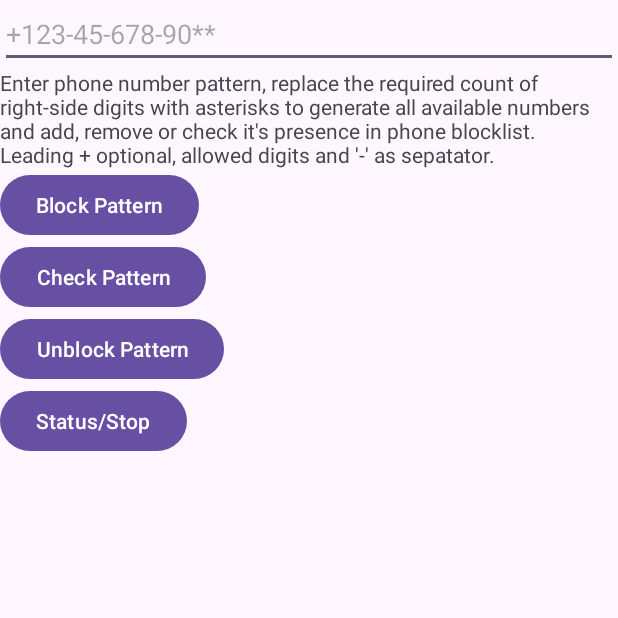
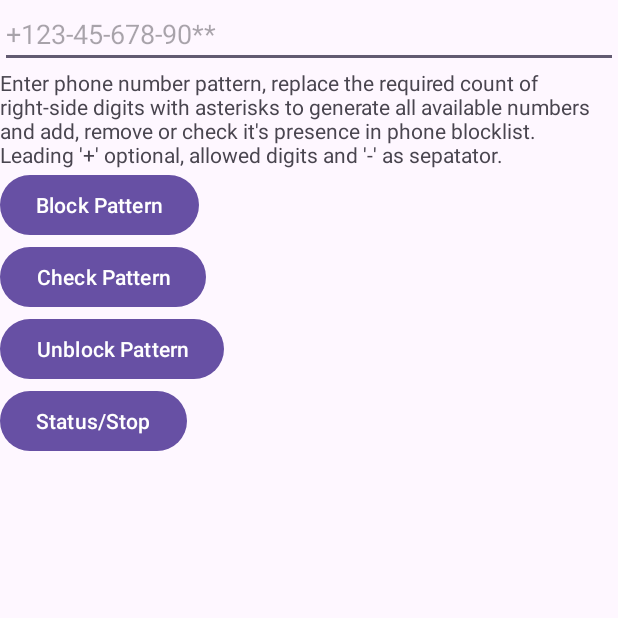
Before and after one commit to omdvd/PhoneBulkBlock, an Android app: the screen it shows after launch (MainActivity), on a phone screen of 412 x 824 dp, the top half of it. Run offline under Robolectric (Android 15) with nearby library versions, the light colour scheme and no system bars; libraries missing offline, so code that uses them is left out: com.karumi.dexter; 1 statement that could not run was skipped.

Commit message:
Fix typo in description

```diff
--- a/app/src/main/res/layout/activity_main.xml
+++ b/app/src/main/res/layout/activity_main.xml
@@ -18,7 +18,7 @@
         android:id="@+id/input_phone_number_hint"
         android:layout_width="match_parent"
         android:layout_height="wrap_content"
-        android:text="Enter phone number pattern, replace the required count of right-side digits with asterisks to generate all available numbers and add, remove or check it's presence in phone blocklist.\nLeading + optional, allowed digits and '-' as sepatator." />
+        android:text="Enter phone number pattern, replace the required count of right-side digits with asterisks to generate all available numbers and add, remove or check it's presence in phone blocklist.\nLeading '+' optional, allowed digits and '-' as sepatator." />
 
     <Button
         android:id="@+id/button_do_block"
```
